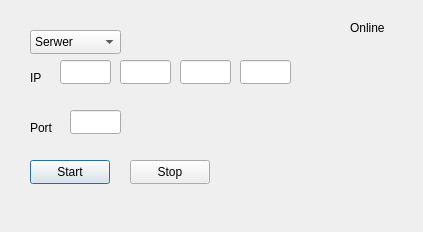
Old version of the form oknosiec.ui in the repository JakubMida/SieciProjekt.
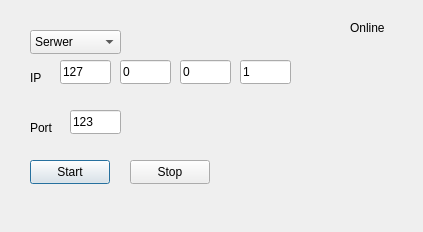
New version of the form.

```diff
--- a/oknosiec.ui
+++ b/oknosiec.ui
@@ -94,6 +94,9 @@
      <height>24</height>
     </rect>
    </property>
+   <property name="text">
+    <string>127</string>
+   </property>
    <property name="maxLength">
     <number>3</number>
    </property>
@@ -107,6 +110,9 @@
      <height>24</height>
     </rect>
    </property>
+   <property name="text">
+    <string>0</string>
+   </property>
    <property name="maxLength">
     <number>3</number>
    </property>
@@ -120,6 +126,9 @@
      <height>24</height>
     </rect>
    </property>
+   <property name="text">
+    <string>0</string>
+   </property>
    <property name="maxLength">
     <number>3</number>
    </property>
@@ -133,6 +142,9 @@
      <height>24</height>
     </rect>
    </property>
+   <property name="text">
+    <string>1</string>
+   </property>
    <property name="maxLength">
     <number>3</number>
    </property>
@@ -146,6 +158,9 @@
      <height>24</height>
     </rect>
    </property>
+   <property name="text">
+    <string>123</string>
+   </property>
    <property name="maxLength">
     <number>5</number>
    </property>
```
